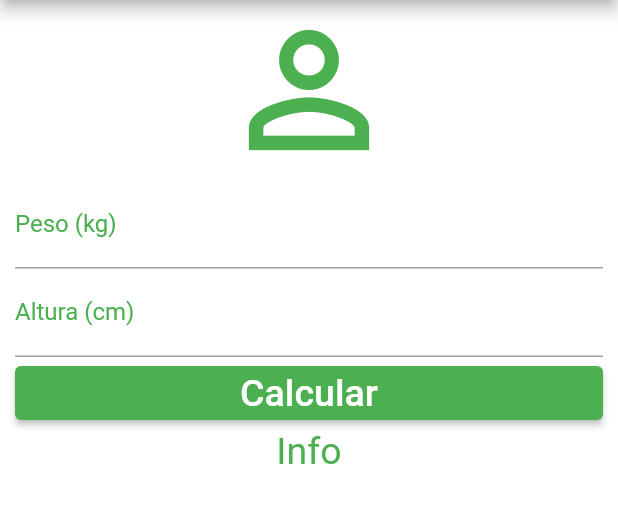
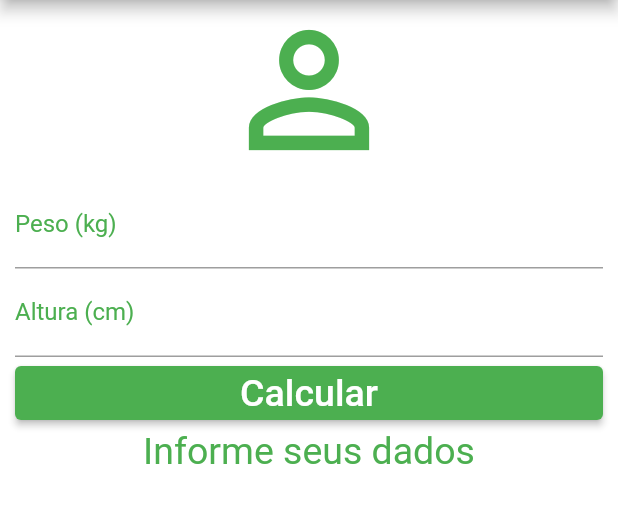
Before and after one commit to AlexandreFerreira97/calculadora_imc, a Flutter app: the screen it shows after launch, after a tap on "Calcular", on a phone screen of 412 x 824 dp, the part 84-607 px from its top. Run offline on Flutter 3.47's test engine with Material 2 defaults, Android fonts, the phone set to English and light mode, and no system bars.

Commit message:
Update calculadoraImc.dart

```diff
--- a/lib/pages/calculadoraImc.dart
+++ b/lib/pages/calculadoraImc.dart
@@ -8,6 +8,28 @@ class Home extends StatefulWidget {
 }
 
 class _HomeState extends State<Home> {
+
+  TextEditingController weightController = TextEditingController();
+  TextEditingController heightController = TextEditingController();
+
+  String _infoText = 'Informe seus dados';
+
+  void _resetFields(){
+    weightController.text = '';
+    heightController.text = '';
+    _infoText = 'Informe seus dados';
+  }
+
+  void _calculate(){
+    double weight = double.parse(weightController.text);
+    double height = double.parse(heightController.text) / 100;
+    double imc = weight / (height * height);
+
+    if(imc < 18.6){
+      _infoText = 'Abaixo do peso (${imc.toStringAsPrecision(3)})';
+    }
+  }
+
   @override
   Widget build(BuildContext context) {
     return Scaffold(
@@ -18,7 +40,7 @@ class _HomeState extends State<Home> {
         actions: [
           IconButton(
             icon: const Icon(Icons.refresh),
-            onPressed: () {},
+            onPressed: _resetFields,
           ),
         ],
       ),
@@ -33,26 +55,28 @@ class _HomeState extends State<Home> {
               size: 120.0,
               color: (Colors.green),
             ),
-            const TextField(
+            TextField(
               keyboardType: TextInputType.number,
-              decoration: InputDecoration(
+              decoration: const InputDecoration(
                 labelText: 'Peso (kg)',
                 labelStyle: TextStyle(color: Colors.green),
               ),
               textAlign: TextAlign.center,
-              style: TextStyle(color: Colors.green),
+              style: const TextStyle(color: Colors.green),
+              controller: weightController,
             ),
-            const TextField(
+            TextField(
               keyboardType: TextInputType.number,
-              decoration: InputDecoration(
+              decoration: const InputDecoration(
                 labelText: 'Altura (cm)',
                 labelStyle: TextStyle(color: Colors.green),
               ),
               textAlign: TextAlign.center,
-              style: TextStyle(color: Colors.green),
+              style: const TextStyle(color: Colors.green),
+              controller: heightController,
             ),
             ElevatedButton(
-              onPressed: () {},
+              onPressed: _calculate,
               style: ElevatedButton.styleFrom(
                 primary: const Color(0xff4caf50),
                 //padding: const EdgeInsets.only(top:10.0, bottom: 10.0),
@@ -65,10 +89,10 @@ class _HomeState extends State<Home> {
                 ),
               ),
             ),
-            const Text(
-              "Info",
+            Text(
+              _infoText,
               textAlign: TextAlign.center,
-              style: TextStyle(
+              style: const TextStyle(
                 color: Colors.green,
                 fontSize: 25.0,
               ),
```
